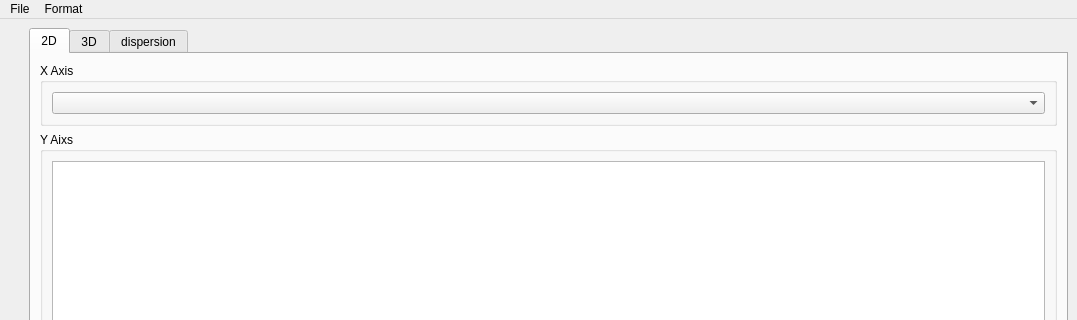
Above: ui/main_window.ui from yn4k4nishi/aemwel_viewer before the change; both pictures show x 0 to 1077 and y 0 to 320 of the 1077 by 759 pixel window. Below: the same form after it.
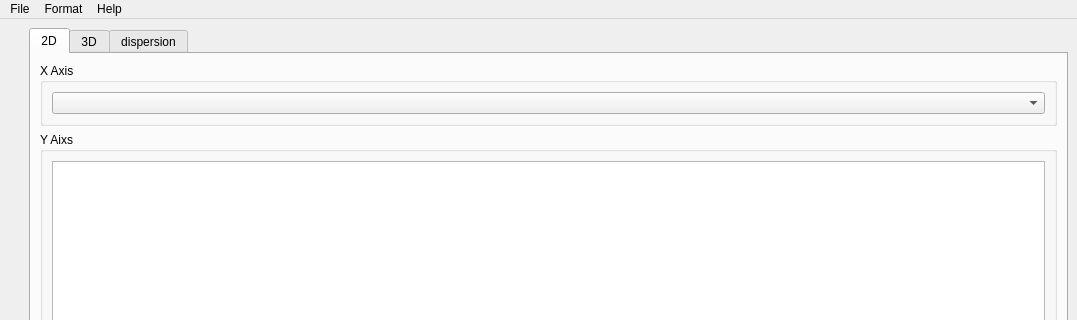
That is the form after the change.

Commit message: help in browser

```diff
--- a/ui/main_window.ui
+++ b/ui/main_window.ui
@@ -614,7 +614,7 @@
      <x>0</x>
      <y>0</y>
      <width>1077</width>
-     <height>22</height>
+     <height>20</height>
     </rect>
    </property>
    <widget class="QMenu" name="menuFile">
@@ -631,8 +631,15 @@
     <addaction name="actionPolar"/>
     <addaction name="actionHeatmap"/>
    </widget>
+   <widget class="QMenu" name="menuHelp">
+    <property name="title">
+     <string>Help</string>
+    </property>
+    <addaction name="actionOpen_in_Browser"/>
+   </widget>
    <addaction name="menuFile"/>
    <addaction name="menuFormat"/>
+   <addaction name="menuHelp"/>
   </widget>
   <widget class="QStatusBar" name="statusbar"/>
   <action name="actionOpen">
```
Left out of the diff: 5 changed lines with no effect on the pictures. The commit also changes 2 other files.
